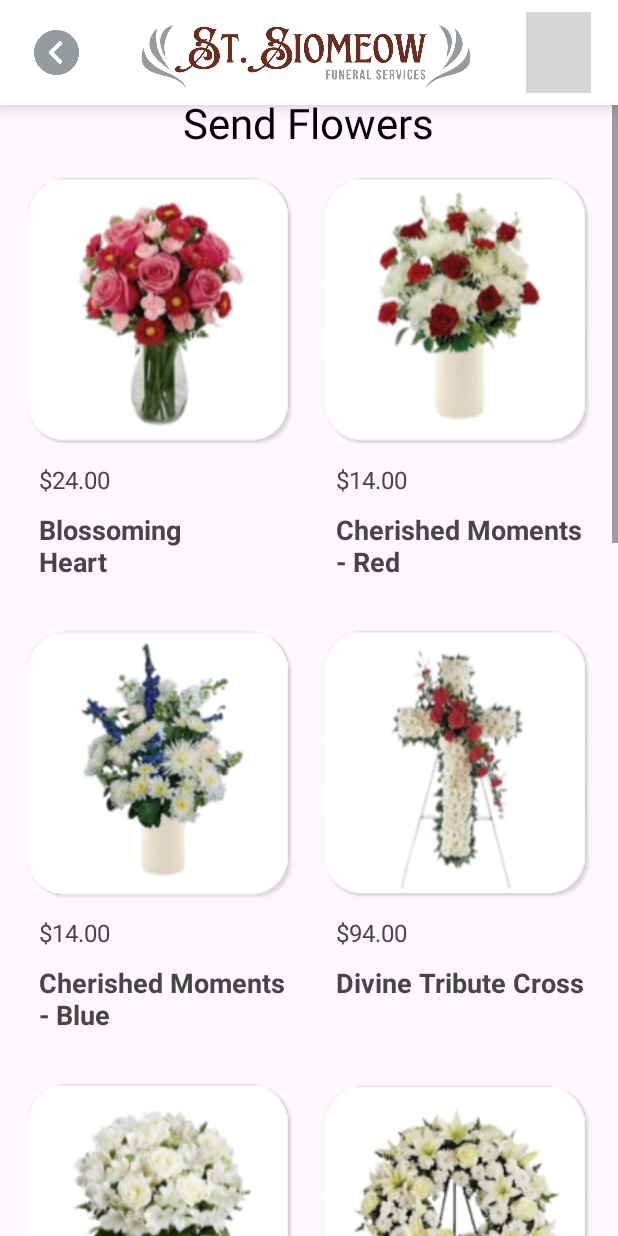
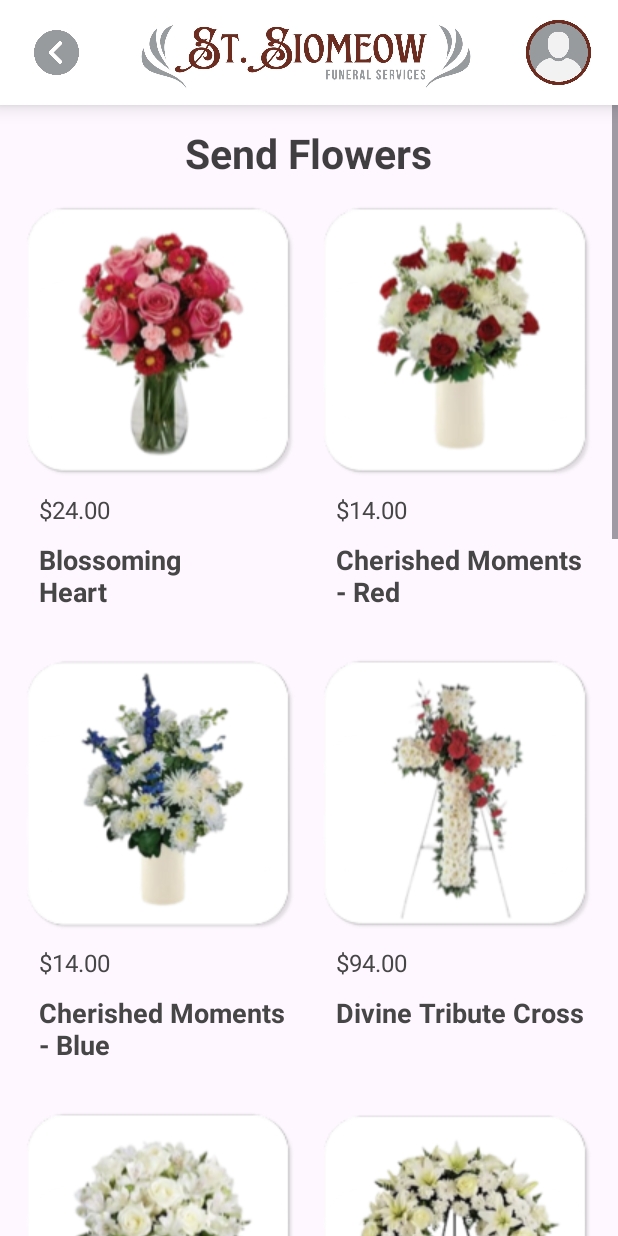
Before and after one commit to ShunMeizz/copyyMobDev, an Android app: the SendFlowers screen opened directly, with no data from a screen before it, on a phone screen of 412 x 824 dp. Run offline under Robolectric (Android 15) with nearby library versions, the phone set to English and light mode, and no system bars; Roboto replaces fonts that are not available here; grey boxes are pictures that could not be loaded.

Commit message:
changes pjudd

```diff
--- a/app/src/main/AndroidManifest.xml
+++ b/app/src/main/AndroidManifest.xml
@@ -37,7 +37,7 @@
             android:name=".ImmediateNeedForm"
             android:exported="false" />
         <activity
-            android:name=".Orbituary"
+            android:name=".DeathArchive"
             android:exported="false" />
         <activity
             android:name=".UserProfile"
--- a/app/src/main/java/com/example/mobiledev_project/CoffinProduct.java
+++ b/app/src/main/java/com/example/mobiledev_project/CoffinProduct.java
@@ -64,6 +64,7 @@ public class CoffinProduct extends AppCompatActivity {
             @Override
             public void onClick(View view) {
                 dialogSuccess.dismiss();
+                startActivity(new Intent(CoffinProduct.this, HomePage.class));
             }
         });
 
--- a/app/src/main/java/com/example/mobiledev_project/CremationProduct.java
+++ b/app/src/main/java/com/example/mobiledev_project/CremationProduct.java
@@ -63,7 +63,9 @@ public class CremationProduct extends AppCompatActivity {
         btnDialogOk.setOnClickListener(new View.OnClickListener() {
             @Override
             public void onClick(View view) {
+
                 dialogSuccess.dismiss();
+                startActivity(new Intent(CremationProduct.this, HomePage.class));
             }
         });
 
--- a/app/src/main/java/com/example/mobiledev_project/HomePage.java
+++ b/app/src/main/java/com/example/mobiledev_project/HomePage.java
@@ -66,7 +66,7 @@ public class HomePage extends AppCompatActivity {
                 return true;
             case R.id.cFuneralRite:
                 Toast.makeText(this, "Funeral Rite", Toast.LENGTH_SHORT).show();
-                startActivity(new Intent(HomePage.this, CoffinProduct.class));
+                startActivity(new Intent(HomePage.this, ImmediateNeedForm.class));
                 return true;
             case R.id.cSendFlowers:
                 Toast.makeText(this, "Send Flowers Page", Toast.LENGTH_SHORT).show();
@@ -74,7 +74,7 @@ public class HomePage extends AppCompatActivity {
                 return true;
             case R.id.mOrbituary:
                 Toast.makeText(this, "Death Archive Page", Toast.LENGTH_SHORT).show();
-                startActivity(new Intent(HomePage.this, Orbituary.class));
+                startActivity(new Intent(HomePage.this, DeathArchive.class));
                 return true;
             case R.id.mLogOut:
                 Toast.makeText(this, "Log Out", Toast.LENGTH_SHORT).show();
--- a/app/src/main/java/com/example/mobiledev_project/SendFlowers.java
+++ b/app/src/main/java/com/example/mobiledev_project/SendFlowers.java
@@ -65,6 +65,7 @@ public class SendFlowers extends AppCompatActivity {
                 @Override
                 public void onClick(View view) {
                     dialogSuccess.dismiss();
+                    startActivity(new Intent(SendFlowers.this, HomePage.class));
                 }
             });
 
--- a/app/src/main/res/layout/activity_death_archive.xml
+++ b/app/src/main/res/layout/activity_death_archive.xml
@@ -53,7 +53,7 @@
                     android:layout_width="30dp"
                     android:layout_height="wrap_content"
                     android:layout_marginRight="10dp"
-                    app:srcCompat="@drawable/userprofile1" />
+                    app:srcCompat="@drawable/userprofile" />
 
             </LinearLayout>
 
--- a/app/src/main/res/layout/activity_home_page.xml
+++ b/app/src/main/res/layout/activity_home_page.xml
@@ -50,7 +50,7 @@
                 android:layout_alignParentEnd="true"
                 android:layout_marginRight="10dp"
                 android:layout_weight="1"
-                app:srcCompat="@drawable/userprofile1" />
+                app:srcCompat="@drawable/userprofile" />
 
         </LinearLayout>
 
--- a/app/src/main/res/layout/activity_immediate_need_form.xml
+++ b/app/src/main/res/layout/activity_immediate_need_form.xml
@@ -53,7 +53,7 @@
                     android:layout_width="30dp"
                     android:layout_height="wrap_content"
                     android:layout_marginRight="10dp"
-                    app:srcCompat="@drawable/userprofile1" />
+                    app:srcCompat="@drawable/userprofile" />
 
             </LinearLayout>
 
--- a/app/src/main/res/layout/activity_send_flowers.xml
+++ b/app/src/main/res/layout/activity_send_flowers.xml
@@ -74,11 +74,12 @@
                 android:layout_height="wrap_content"
                 android:layout_below="@+id/backb"
                 android:layout_alignParentStart="true"
-                android:layout_marginTop="27dp"
+                android:layout_marginTop="48dp"
+                android:textStyle="bold"
                 android:fontFamily="@font/aleo_bold"
                 android:text="Send Flowers"
-                android:textColor="@android:color/black"
-                android:textSize="28sp"
+                android:textColor="#BF000000"
+                android:textSize="27sp"
                 />
             <RelativeLayout
                 android:layout_width="match_parent"
```
Also changed, not shown: app/src/main/res/drawable/userprofile.png (renamed from app/src/main/res/drawable/userprofile1.png).
